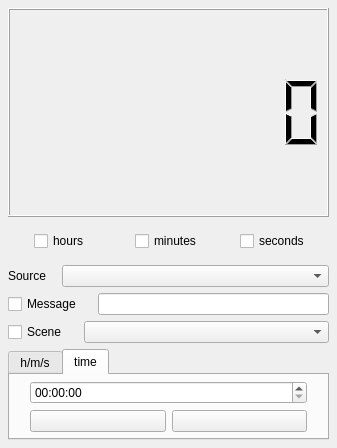
Before: the Qt Designer form src/CountdownTimer.ui in ashmanix/obs-plugin-countdown, drawn with Qt 5.
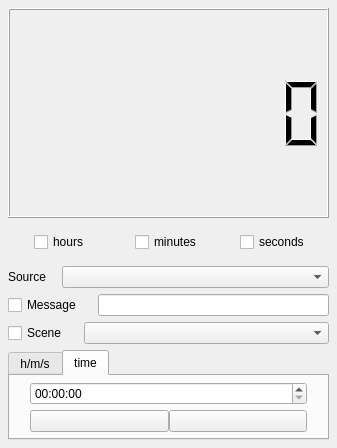
After: the same form once the commit is applied. The open tabs and pages were chosen to show the change.

Diff of the .ui file:
```diff
--- a/src/CountdownTimer.ui
+++ b/src/CountdownTimer.ui
@@ -374,7 +374,7 @@
          <number>0</number>
         </property>
         <item>
-         <layout class="QVBoxLayout" name="verticalLayout">
+         <layout class="QGridLayout" name="gridLayout">
           <property name="leftMargin">
            <number>20</number>
           </property>
@@ -387,7 +387,10 @@
           <property name="bottomMargin">
            <number>5</number>
           </property>
-          <item>
+          <property name="verticalSpacing">
+           <number>0</number>
+          </property>
+          <item row="0" column="0">
            <widget class="QTimeEdit" name="timeEdit">
             <property name="buttonSymbols">
              <enum>QAbstractSpinBox::UpDownArrows</enum>
@@ -413,16 +416,22 @@
             </property>
            </widget>
           </item>
-          <item>
-           <layout class="QHBoxLayout" name="horizontalLayout">
-            <item>
+          <item row="1" column="0">
+           <layout class="QGridLayout" name="gridLayout_3">
+            <property name="topMargin">
+             <number>5</number>
+            </property>
+            <property name="verticalSpacing">
+             <number>0</number>
+            </property>
+            <item row="0" column="0">
              <widget class="QPushButton" name="toTimeStopButton">
               <property name="text">
                <string/>
               </property>
              </widget>
             </item>
-            <item>
+            <item row="0" column="1">
              <widget class="QPushButton" name="toTimePlayButton">
               <property name="text">
                <string/>
```
Left out of the diff: 14 changed lines with no effect on the pictures.
